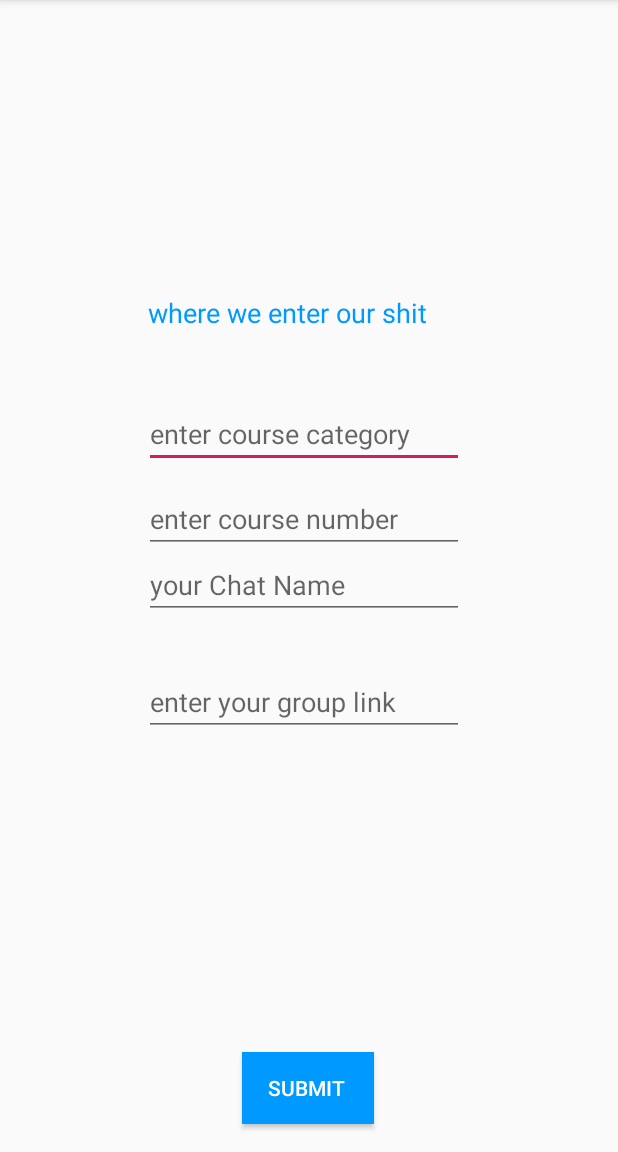
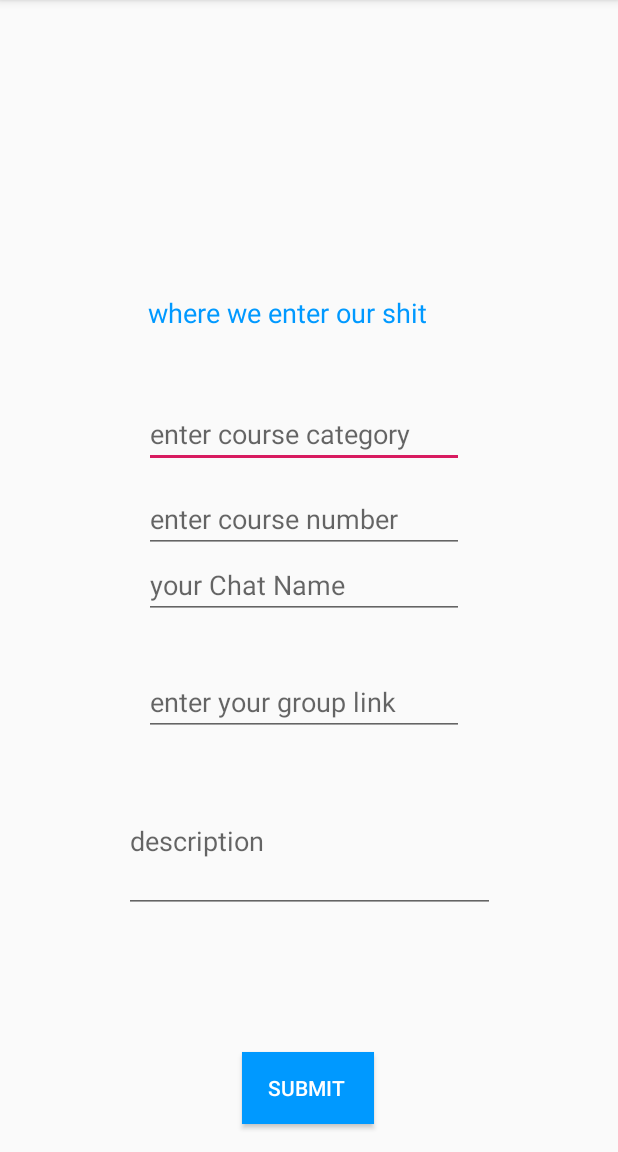
Before and after one commit to HarryStarfrostCui/LinkChat, an Android app: the AddChat screen opened directly, with no data from a screen before it, on a phone screen of 412 x 824 dp, the part 84-1236 px from its top. Run offline under Robolectric (Android 15) with nearby library versions, the phone set to English and light mode, and no system bars.

Commit message:
I added the Description box.

```diff
--- a/app/src/main/java/com/example/linkchat/AddChat.java
+++ b/app/src/main/java/com/example/linkchat/AddChat.java
@@ -22,6 +22,7 @@ public class AddChat extends AppCompatActivity {
         EditText editOfCourseCategory;
         EditText editOfCourseNumber;
         EditText editOfLink;
+        EditText editDescri;
         //date , platform
         //upper case course category
         // make sure descrption has  ascorlling part :<<<<
@@ -38,16 +39,17 @@ public class AddChat extends AppCompatActivity {
         String chatName  = editOfChatName.getText().toString().trim();
 
         editOfCourseCategory = (EditText) findViewById(R.id.editCouCatg);
-        String courseCategory = editOfCourseCategory.getText().toString().trim();
+        String courseCategory = editOfCourseCategory.getText().toString().trim().toUpperCase();
 
         //make this a number for easy comparision
         editOfCourseNumber = (EditText) findViewById(R.id.editCourNum);
         String courseNumber = editOfCourseNumber.getText().toString().trim();
 
         editOfLink = (EditText) findViewById(R.id.editLink);
-        String Link = editOfLink.getText().toString().trim();
+        String link = editOfLink.getText().toString().trim();
 
-
+        editDescri = (EditText) findViewById(R.id.editDescription);
+        String description = editDescri.getText().toString().trim();
         // if its between 1 and 8 accept if not dont
 
         //come back here after u finish with making 4 empty text locations
--- a/app/src/main/res/layout/activity_add_chat.xml
+++ b/app/src/main/res/layout/activity_add_chat.xml
@@ -97,4 +97,20 @@
         app:layout_constraintTop_toTopOf="parent"
         app:layout_constraintVertical_bias="0.616" />
 
+    <EditText
+        android:id="@+id/editDescription"
+        android:layout_width="247dp"
+        android:layout_height="96dp"
+        android:ems="10"
+        android:hint="description"
+        android:inputType="textMultiLine"
+        android:maxLength="250"
+        android:maxLines="3"
+        android:scrollHorizontally="false"
+        app:layout_constraintBottom_toBottomOf="parent"
+        app:layout_constraintEnd_toEndOf="parent"
+        app:layout_constraintStart_toStartOf="parent"
+        app:layout_constraintTop_toTopOf="parent"
+        app:layout_constraintVertical_bias="0.763" />
+
 </androidx.constraintlayout.widget.ConstraintLayout>
```
